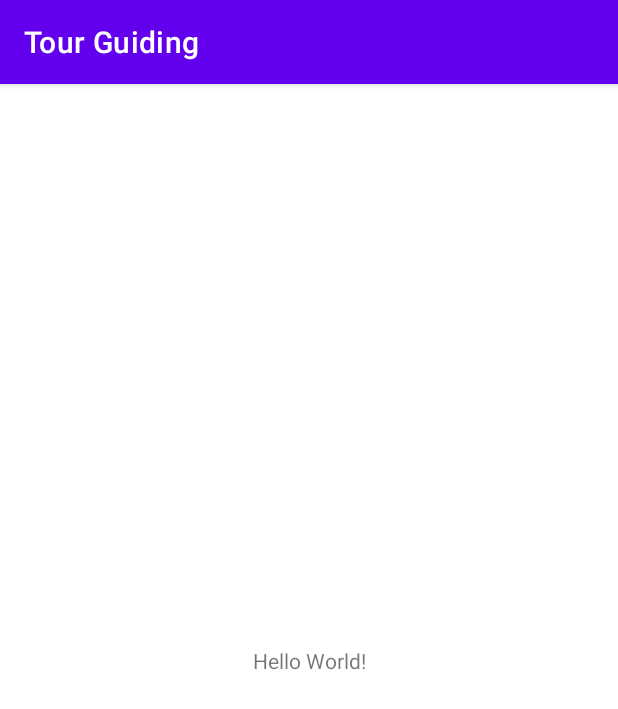
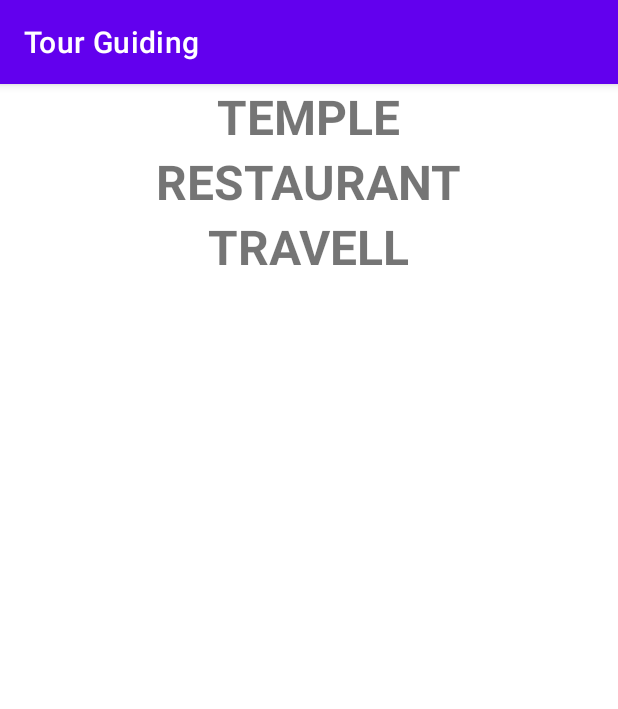
Before and after one commit to ArunJena/TourGuiding-Android, an Android app: the screen it shows after launch (MainActivity), on a phone screen of 412 x 824 dp. Shown: the top 709 px of the screen. Run offline under Robolectric (Android 15) with nearby library versions, the phone set to English and light mode, and no system bars.

Commit message:
Three items added in main_xml

```diff
--- a/app/src/main/res/layout/activity_main.xml
+++ b/app/src/main/res/layout/activity_main.xml
@@ -6,13 +6,33 @@
     android:layout_height="match_parent"
     tools:context=".MainActivity">
 
-    <TextView
-        android:layout_width="wrap_content"
+    <LinearLayout
+        android:layout_width="match_parent"
         android:layout_height="wrap_content"
-        android:text="Hello World!"
-        app:layout_constraintBottom_toBottomOf="parent"
-        app:layout_constraintLeft_toLeftOf="parent"
-        app:layout_constraintRight_toRightOf="parent"
-        app:layout_constraintTop_toTopOf="parent" />
+        android:orientation="vertical"
+        tools:ignore="MissingConstraints"
+        android:gravity="center">
+        <TextView
+            android:layout_width="wrap_content"
+            android:layout_height="wrap_content"
+            android:text="Temple"
+            android:textStyle="bold"
+            android:textSize="32sp"
+            android:textAllCaps="true"/>
+        <TextView
+            android:layout_width="wrap_content"
+            android:layout_height="wrap_content"
+            android:text="Restaurant"
+            android:textStyle="bold"
+            android:textSize="32sp"
+            android:textAllCaps="true"/>
+        <TextView
+            android:layout_width="wrap_content"
+            android:layout_height="wrap_content"
+            android:text="Travell"
+            android:textStyle="bold"
+            android:textSize="32sp"
+            android:textAllCaps="true"/>
+    </LinearLayout>
 
 </androidx.constraintlayout.widget.ConstraintLayout>
```
